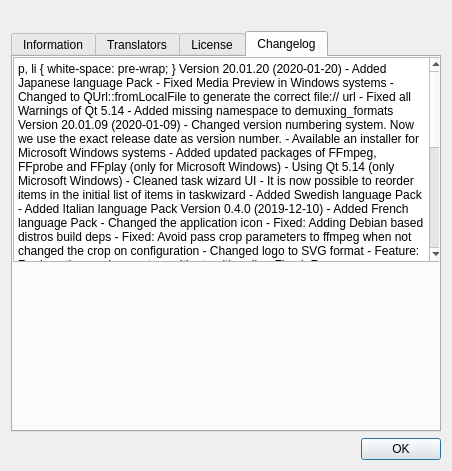
The window that ui/aboutdialog.ui (swl-x/MystiQ) describes before a commit, drawn with Qt 5.
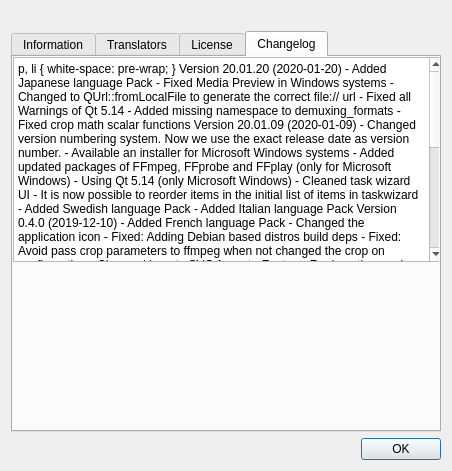
The same window after the commit. The open tabs and pages were chosen to show the change. Icons and pictures are not drawn.

Patch:
```diff
--- a/ui/aboutdialog.ui
+++ b/ui/aboutdialog.ui
@@ -266,6 +266,7 @@
 &lt;p style=&quot; margin-top:0px; margin-bottom:0px; margin-left:0px; margin-right:0px; -qt-block-indent:0; text-indent:0px;&quot;&gt;&lt;span style=&quot; font-family:'Fira Sans';&quot;&gt; - Changed to QUrl::fromLocalFile to generate the correct file:// url&lt;/span&gt;&lt;/p&gt;
 &lt;p style=&quot; margin-top:0px; margin-bottom:0px; margin-left:0px; margin-right:0px; -qt-block-indent:0; text-indent:0px;&quot;&gt;&lt;span style=&quot; font-family:'Fira Sans';&quot;&gt; - Fixed all Warnings of Qt 5.14&lt;/span&gt;&lt;/p&gt;
 &lt;p style=&quot; margin-top:0px; margin-bottom:0px; margin-left:0px; margin-right:0px; -qt-block-indent:0; text-indent:0px;&quot;&gt;&lt;span style=&quot; font-family:'Fira Sans';&quot;&gt; - Added missing namespace to demuxing_formats&lt;/span&gt;&lt;/p&gt;
+&lt;p style=&quot; margin-top:0px; margin-bottom:0px; margin-left:0px; margin-right:0px; -qt-block-indent:0; text-indent:0px;&quot;&gt;&lt;span style=&quot; font-family:'Fira Sans';&quot;&gt; - Fixed crop math scalar functions&lt;/span&gt;&lt;/p&gt;
 &lt;p style=&quot;-qt-paragraph-type:empty; margin-top:0px; margin-bottom:0px; margin-left:0px; margin-right:0px; -qt-block-indent:0; text-indent:0px; font-family:'Fira Sans';&quot;&gt;&lt;br /&gt;&lt;/p&gt;
 &lt;p style=&quot; margin-top:0px; margin-bottom:0px; margin-left:0px; margin-right:0px; -qt-block-indent:0; text-indent:0px;&quot;&gt;&lt;span style=&quot; font-family:'Fira Sans'; font-weight:600;&quot;&gt;Version 20.01.09 (2020-01-09)&lt;/span&gt;&lt;/p&gt;
 &lt;p style=&quot; margin-top:0px; margin-bottom:0px; margin-left:0px; margin-right:0px; -qt-block-indent:0; text-indent:0px;&quot;&gt;&lt;span style=&quot; font-family:'Fira Sans'; font-weight:600;&quot;&gt; &lt;/span&gt;&lt;span style=&quot; font-family:'Fira Sans';&quot;&gt;- Changed version numbering system. Now we use the exact release date as version number.&lt;/span&gt;&lt;/p&gt;
```
